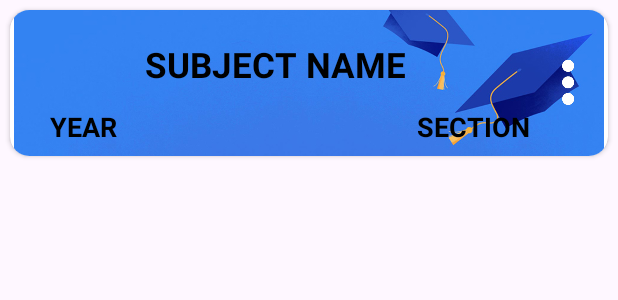
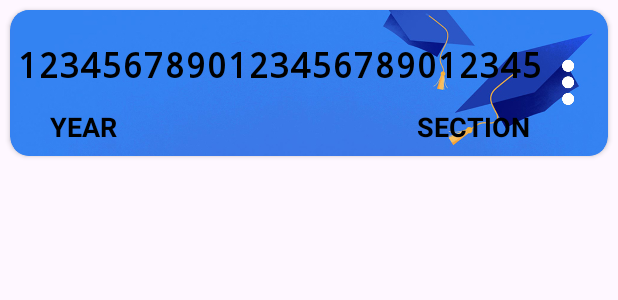
Before and after one commit to vineelvanjari/CollegeAttendence, an Android app: the layout subject_name_design.xml on its own in the app's theme, with its tools: preview values and no code run, on a phone screen of 412 x 824 dp. Shown: the top 300 px of the screen. Run offline under Robolectric (Android 15) with nearby library versions, the phone set to English and light mode, and no system bars.

```diff
--- a/app/src/main/java/com/vv/collegeattendence/DataBase.java
+++ b/app/src/main/java/com/vv/collegeattendence/DataBase.java
@@ -69,7 +69,7 @@ public class DataBase extends SQLiteOpenHelper {
         }
     }
     public void deleteTable(String TABLE_NAME){
-        dbw.execSQL("drop table "+TABLE_NAME);
+        dbw.execSQL("drop table if exists "+TABLE_NAME);
     }
 
     public boolean insertSubject (String TABLE_NAME,String parentsNumber,String studentName,String pinNO){
--- a/app/src/main/res/layout/activity_attendence_design.xml
+++ b/app/src/main/res/layout/activity_attendence_design.xml
@@ -25,7 +25,7 @@
         <TextView
             android:id="@+id/studentName"
             android:layout_width="wrap_content"
-            android:layout_height="match_parent"
+            android:layout_height="wrap_content"
             android:text="1234567890124"
             android:maxEms="15"
             android:layout_weight="1"
--- a/app/src/main/res/layout/activity_settings.xml
+++ b/app/src/main/res/layout/activity_settings.xml
@@ -112,6 +112,7 @@
             android:text="Download CSV file format"
             android:gravity="center"
             android:textStyle="bold"
+            android:textSize="@dimen/_14sdp"
             android:foreground="?attr/selectableItemBackground"
             android:paddingRight="@dimen/_10sdp"
             android:background="@drawable/border_line"
--- a/app/src/main/res/layout/subject_name_design.xml
+++ b/app/src/main/res/layout/subject_name_design.xml
@@ -6,12 +6,13 @@
     android:layout_height="@dimen/_75sdp"
     app:cardCornerRadius="@dimen/_10sdp"
     android:layout_margin="@dimen/_5sdp"
+    android:backgroundTint="#3582F1"
     android:orientation="vertical"
     android:foreground="?attr/selectableItemBackground"
     xmlns:app="http://schemas.android.com/apk/res-auto">
     <ImageView
         android:layout_width="match_parent"
-        android:layout_height="match_parent"
+        android:layout_height="wrap_content"
         android:src="@drawable/subject_background_img"
         />
     <LinearLayout
@@ -32,12 +33,13 @@
                 android:layout_width="match_parent"
                 android:layout_height="wrap_content"
                 android:textSize="@dimen/_18sdp"
-                android:text="Subject name "
+                android:text="1234567890123456789012345"
                 android:textAlignment="center"
                 android:textAllCaps="true"
-                android:layout_marginLeft="@dimen/_10sdp"
+                android:fontFamily="monospace"
+                android:ems="25"
                 android:textColor="@color/black"
-                android:layout_margin="@dimen/_10sdp"
+                android:layout_marginVertical="@dimen/_10sdp"
                 android:textStyle="bold"
                 />
             <LinearLayout
```
Also changed, not shown: app/src/main/java/com/vv/collegeattendence/MainActivity.java (+15 -7 lines).
